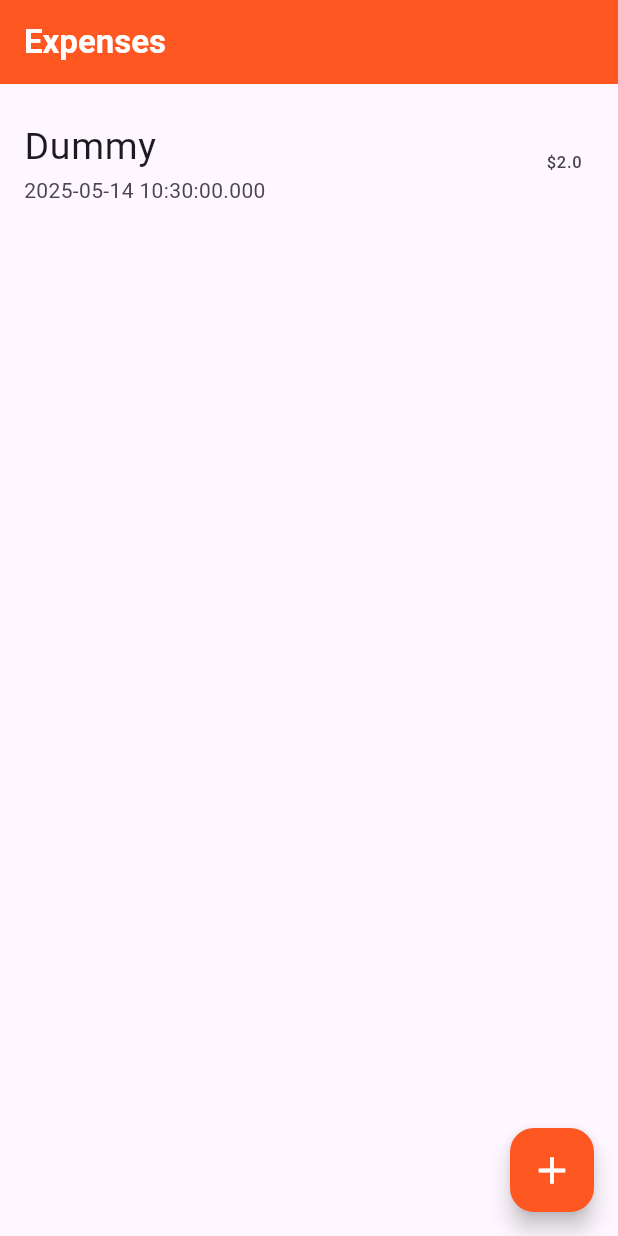
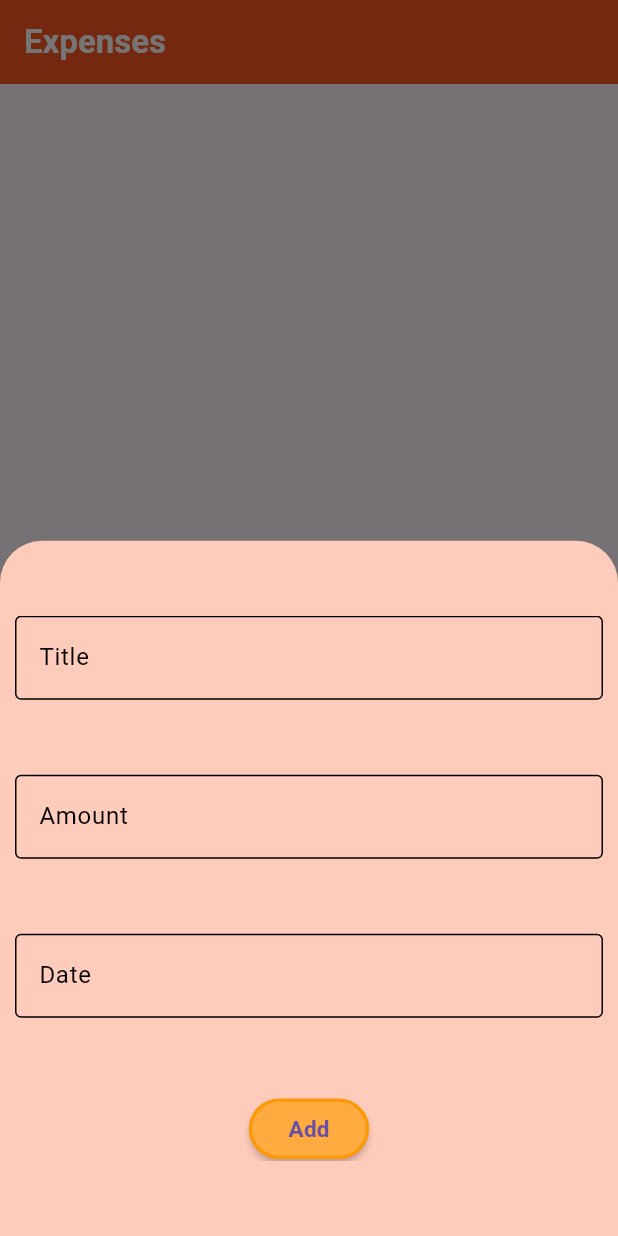
Before and after one commit to rz-rahimi01/Flutter-Projects-60-Days-Challenge, a Flutter app: the screen it shows after launch, after a tap on the "add" icon, on a phone screen of 412 x 824 dp. Run offline on Flutter 3.47's test engine with Material 3 defaults, Android fonts, the phone set to English and light mode, and no system bars; our stand-ins replace firebase_auth, firebase_core, hive_flutter; accounts and stored records are empty.

Commit message:
Week 5 Day 3

```diff
--- a/Week 5/ExpenseTrackerApp/lib/main.dart
+++ b/Week 5/ExpenseTrackerApp/lib/main.dart
@@ -1,4 +1,5 @@
 import 'package:expensetracker/providers/expense_provider.dart';
+import 'package:expensetracker/providers/modalsheet_viewer.dart';
 import 'package:expensetracker/screens/first.dart';
 import 'package:firebase_core/firebase_core.dart';
 import 'package:flutter/material.dart';
@@ -8,8 +9,12 @@ void main() async {
   WidgetsFlutterBinding.ensureInitialized;
   Firebase.initializeApp;
   runApp(
-    ChangeNotifierProvider(
-      create: (context) => ExpensePro(),
+    MultiProvider(
+      providers: [
+        ChangeNotifierProvider(create: (context) => ExpensePro()),
+
+        ChangeNotifierProvider(create: (context) => ModalsheetViewer()),
+      ],
       child: const MainApp(),
     ),
   );
--- /dev/null
+++ b/Week 5/ExpenseTrackerApp/lib/providers/modalsheet_viewer.dart
@@ -0,0 +1,7 @@
+import 'package:flutter/material.dart';
+
+class ModalsheetViewer extends ChangeNotifier {
+  void show() {
+    notifyListeners();
+  }
+}
--- a/Week 5/ExpenseTrackerApp/lib/screens/first.dart
+++ b/Week 5/ExpenseTrackerApp/lib/screens/first.dart
@@ -1,5 +1,5 @@
-import 'package:expensetracker/models/expenses.dart';
 import 'package:expensetracker/providers/expense_provider.dart';
+import 'package:expensetracker/widgets/modalsheet.dart';
 import 'package:flutter/material.dart';
 import 'package:provider/provider.dart';
 
@@ -51,11 +51,11 @@ class _FirstState extends State<First> {
               itemBuilder: (context, index) {
                 return ListTile(
                   title: Text(
-                    value.myexpense[index].title.toString(),
+                    value.myexpense[index].title,
                     style: TextStyle(fontSize: 25),
                   ),
                   subtitle: Text(
-                    value.myexpense[index].date.toString(),
+                    value.myexpense[index].date.toString().split(' ')[0],
                   ), // 👈 access date
                   trailing: Text(
                     '\$${value.myexpense[index].amount}',
@@ -70,13 +70,19 @@ class _FirstState extends State<First> {
         builder: (context, value, child) {
           return FloatingActionButton(
             onPressed: () {
-              value.add(
-                Expenses(
-                  title: "Dummy",
-                  amount: 2,
-                  date: DateTime.now(),
-                  id: "Dummy",
-                ),
+              // value.add(
+              //   Expenses(
+              //     title: "Dummy",
+              //     amount: 2,
+              //     date: DateTime.now(),
+              //     id: "Dummy",
+              //   ),
+              // );
+
+              showModalBottomSheet(
+                backgroundColor: Colors.deepOrange[100],
+                context: context,
+                builder: (context) => Modalsheet(),
               );
             },
             backgroundColor: Colors.deepOrange,
--- /dev/null
+++ b/Week 5/ExpenseTrackerApp/lib/widgets/modalsheet.dart
@@ -0,0 +1,150 @@
+import 'package:expensetracker/models/expenses.dart';
+import 'package:expensetracker/providers/expense_provider.dart';
+import 'package:flutter/material.dart';
+import 'package:flutter/services.dart';
+import 'package:provider/provider.dart';
+
+class Modalsheet extends StatefulWidget {
+  const Modalsheet({super.key});
+
+  @override
+  State<Modalsheet> createState() => _ModalsheetState();
+}
+
+class _ModalsheetState extends State<Modalsheet> {
+  TextEditingController titlecontroller = TextEditingController();
+  TextEditingController amountcontroller = TextEditingController();
+  TextEditingController datecontroller = TextEditingController();
+
+  DateTime? selecteddate;
+  Future selectdate(BuildContext context) async {
+    DateTime? pickdate = await showDatePicker(
+      context: context,
+      initialDate: DateTime.now(),
+      firstDate: DateTime(1900),
+      lastDate: DateTime(2030),
+    );
+
+    if (pickdate != null) {
+      selecteddate = pickdate;
+    } else {
+      selecteddate = DateTime.now();
+    }
+
+    setState(() {
+      datecontroller.text =
+          "${selecteddate!.toLocal()}".split(' ')[0]; // Format as YYYY-MM-DD
+    });
+  }
+
+  void valueAdd() {
+    final pov = Provider.of<ExpensePro>(context, listen: false);
+
+    double? amount = double.tryParse(amountcontroller.text);
+
+    if (amount == null) {
+      return;
+    }
+
+    pov.add(
+      Expenses(
+        id: "2",
+        title: titlecontroller.text,
+        amount: amount,
+        date: selecteddate!,
+      ),
+    );
+  }
+
+  @override
+  Widget build(BuildContext context) {
+    return GestureDetector(
+      // Ensures taps on empty (transparent) space are still detected
+      // Without this, onTap won't trigger when tapping non-widget areas
+      //behavior: HitTestBehavior.deferToChild  ← This is the default
+      behavior: HitTestBehavior.opaque,
+
+      onTap: () {
+        FocusScope.of(context).unfocus();
+      },
+      child: Container(
+        margin: EdgeInsets.symmetric(horizontal: 10, vertical: 50),
+
+        child: SingleChildScrollView(
+          child: Column(
+            children: [
+              TextField(
+                controller: titlecontroller,
+                decoration: InputDecoration(
+                  label: Text("Title", style: TextStyle(color: Colors.black)),
+                  border: OutlineInputBorder(
+                    borderSide: BorderSide(width: 2, color: Colors.black),
+                  ),
+
+                  enabledBorder: OutlineInputBorder(
+                    borderSide: BorderSide(color: Colors.black),
+                  ),
+                ),
+              ),
+              SizedBox(height: 50),
+              TextField(
+                controller: amountcontroller,
+                keyboardType: TextInputType.numberWithOptions(decimal: true),
+                inputFormatters: [
+                  FilteringTextInputFormatter.allow(RegExp(r'^\d+(\.\d*)?$')),
+                ],
+                decoration: InputDecoration(
+                  label: Text("Amount", style: TextStyle(color: Colors.black)),
+                  border: OutlineInputBorder(
+                    borderSide: BorderSide(width: 2, color: Colors.black),
+                  ),
+
+                  enabledBorder: OutlineInputBorder(
+                    borderSide: BorderSide(color: Colors.black),
+                  ),
+                ),
+              ),
+
+              SizedBox(height: 50),
+              TextField(
+                controller: datecontroller,
+                readOnly: true,
+
+                decoration: InputDecoration(
+                  label: Text("Date", style: TextStyle(color: Colors.black)),
+                  border: OutlineInputBorder(
+                    borderSide: BorderSide(width: 2, color: Colors.black),
+                  ),
+
+                  enabledBorder: OutlineInputBorder(
+                    borderSide: BorderSide(color: Colors.black),
+                  ),
+                ),
+                onTap: () => selectdate(context),
+              ),
+
+              SizedBox(height: 50),
+              Center(
+                child: ElevatedButton.icon(
+                  onPressed: () {
+                    valueAdd();
+                  },
+                  style: ElevatedButton.styleFrom(
+                    minimumSize: Size(80, 40), // width, height
+                    backgroundColor: Colors.orangeAccent[200],
+                    side: BorderSide(color: Colors.orange, width: 2),
+                    elevation: 2,
+                  ),
+                  label: Text(
+                    "Add",
+                    style: TextStyle(fontWeight: FontWeight.bold, fontSize: 15),
+                  ),
+                ),
+              ),
+            ],
+          ),
+        ),
+      ),
+    );
+  }
+}
```
Also changed, not shown: 2 other files.
